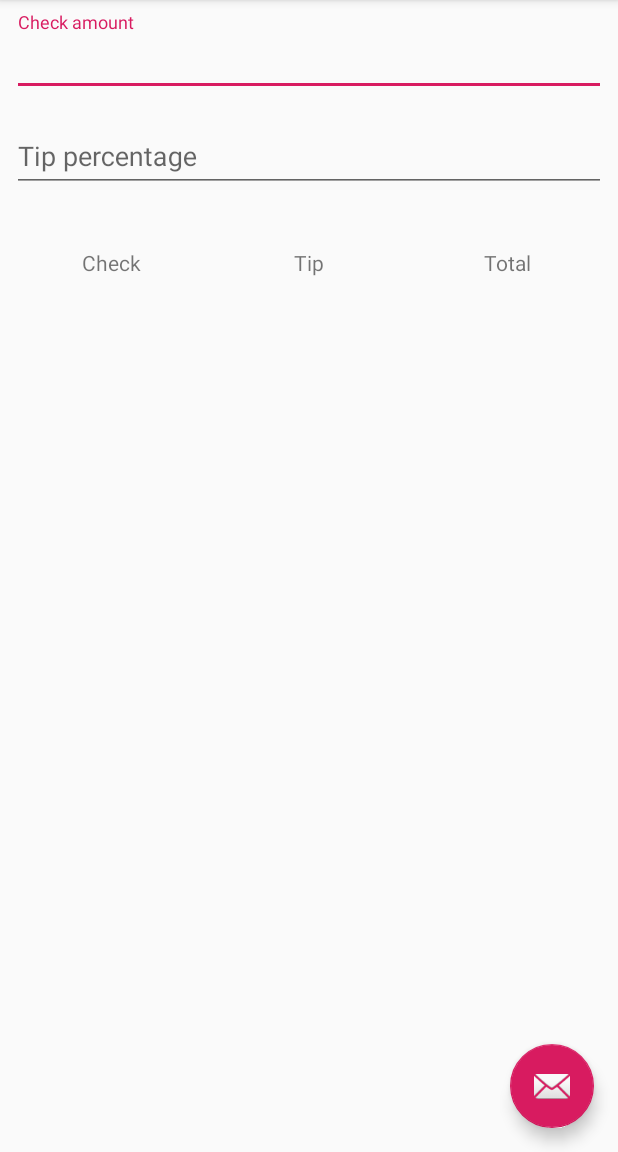
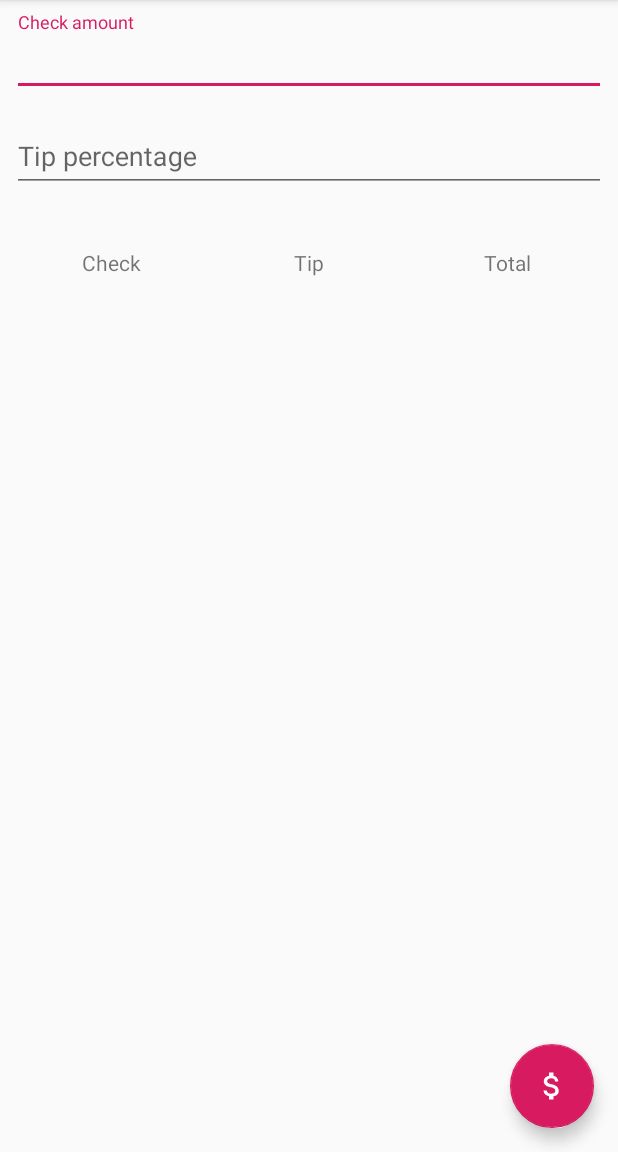
Before and after one commit to festuskiambi/tip-calculator, an Android app: the screen it shows after launch (MainActivity before the commit, TipCalculatorActivity after it), on a phone screen of 412 x 824 dp, the part 84-1236 px from its top. Run offline under Robolectric (Android 15) with nearby library versions, the phone set to English and light mode, and no system bars; our stand-ins replace data binding.

```diff
--- a/app/src/main/AndroidManifest.xml
+++ b/app/src/main/AndroidManifest.xml
@@ -10,7 +10,7 @@
             android:supportsRtl="true"
             android:theme="@style/AppTheme">
         <activity
-                android:name=".MainActivity"
+                android:name=".view.TipCalculatorActivity"
                 android:label="@string/app_name"
                 android:theme="@style/AppTheme.NoActionBar">
             <intent-filter>
--- a/app/src/main/java/com/example/billcalculator/model/RestuarantTipCalculator.kt
+++ b/app/src/main/java/com/example/billcalculator/model/RestuarantTipCalculator.kt
@@ -8,7 +8,7 @@ import java.math.RoundingMode
 
 class RestuarantTipCalculator {
 
-    fun calculateTip(checkAmount: Double, tipPctg: Int): TipCalcalculation {
+    fun calculateTip(checkAmount: Double, tipPctg: Int): TipCalculation {
         val tipAmount = (checkAmount * (tipPctg.toDouble() / 100))
             .toBigDecimal()
             .setScale(2, RoundingMode.HALF_UP)
@@ -16,6 +16,6 @@ class RestuarantTipCalculator {
 
         val grandTotal = checkAmount + tipAmount
 
-        return TipCalcalculation(checkAmount, tipPctg, tipAmount, grandTotal)
+        return TipCalculation(checkAmount, tipPctg, tipAmount, grandTotal)
     }
 }
--- a/app/src/main/java/com/example/billcalculator/model/TipCalcalculation.kt
+++ b/app/src/main/java/com/example/billcalculator/model/TipCalculation.kt
@@ -4,7 +4,7 @@ package com.example.billcalculator.model
  * Created by Festus Kiambi on 2/6/19.
  */
 
-data class TipCalcalculation(
+data class TipCalculation(
     val checkAmount: Double = 0.0,
     val tipPctg: Int = 0,
     val tipAmount: Double = 0.0,
--- a/app/src/main/java/com/example/billcalculator/MainActivity.kt
+++ b/app/src/main/java/com/example/billcalculator/view/TipCalculatorActivity.kt
@@ -1,24 +1,30 @@
-package com.example.billcalculator
+package com.example.billcalculator.view
 
 import android.os.Bundle
 import com.google.android.material.snackbar.Snackbar
 import androidx.appcompat.app.AppCompatActivity;
 import android.view.Menu
 import android.view.MenuItem
+import androidx.databinding.DataBindingUtil
+import com.example.billcalculator.R
+import com.example.billcalculator.databinding.ActivityMainBinding
+import com.example.billcalculator.viewmodel.RestuarantViewModel
 
 import kotlinx.android.synthetic.main.activity_main.*
 
-class MainActivity : AppCompatActivity() {
+class TipCalculatorActivity : AppCompatActivity() {
+
+    lateinit var binding: ActivityMainBinding
 
     override fun onCreate(savedInstanceState: Bundle?) {
         super.onCreate(savedInstanceState)
-        setContentView(R.layout.activity_main)
+
+        binding = DataBindingUtil.setContentView(this,R.layout.activity_main)
+        binding.vm = RestuarantViewModel()
         setSupportActionBar(toolbar)
 
-        fab.setOnClickListener { view ->
-            Snackbar.make(view, "Replace with your own action", Snackbar.LENGTH_LONG)
-                .setAction("Action", null).show()
-        }
+
+
     }
 
     override fun onCreateOptionsMenu(menu: Menu): Boolean {
--- /dev/null
+++ b/app/src/main/java/com/example/billcalculator/viewmodel/RestuarantViewModel.kt
@@ -0,0 +1,26 @@
+package com.example.billcalculator.viewmodel
+
+import android.util.Log
+import com.example.billcalculator.model.RestuarantTipCalculator
+import com.example.billcalculator.model.TipCalculation
+
+/**
+ * Created by Festus Kiambi on 2/6/19.
+ */
+class RestuarantViewModel(val restuarantTipCalculator: RestuarantTipCalculator = RestuarantTipCalculator()) {
+
+    var inputCheckAmount = ""
+    var inputTipPercentage = ""
+    var calculation = TipCalculation()
+
+    fun calculateTip(): TipCalculation{
+        val checkAmount = inputCheckAmount.toDoubleOrNull()
+        val tipPercentage = inputTipPercentage .toIntOrNull()
+
+        if(checkAmount != null && tipPercentage !=null) {
+
+            calculation = restuarantTipCalculator.calculateTip(checkAmount, tipPercentage)
+        }
+        return this.calculation
+    }
+}
--- /dev/null
+++ b/app/src/main/res/drawable/ic_attach_money_white_24dp.xml
@@ -0,0 +1,9 @@
+<vector xmlns:android="http://schemas.android.com/apk/res/android"
+        android:width="24dp"
+        android:height="24dp"
+        android:viewportWidth="24.0"
+        android:viewportHeight="24.0">
+    <path
+        android:fillColor="#FFFFFF"
+        android:pathData="M11.8,10.9c-2.27,-0.59 -3,-1.2 -3,-2.15 0,-1.09 1.01,-1.85 2.7,-1.85 1.78,0 2.44,0.85 2.5,2.1h2.21c-0.07,-1.72 -1.12,-3.3 -3.21,-3.81V3h-3v2.16c-1.94,0.42 -3.5,1.68 -3.5,3.61 0,2.31 1.91,3.46 4.7,4.13 2.5,0.6 3,1.48 3,2.41 0,0.69 -0.49,1.79 -2.7,1.79 -2.06,0 -2.87,-0.92 -2.98,-2.1h-2.2c0.12,2.19 1.76,3.42 3.68,3.83V21h3v-2.15c1.95,-0.37 3.5,-1.5 3.5,-3.55 0,-2.84 -2.43,-3.81 -4.7,-4.4z"/>
+</vector>
--- a/app/src/main/res/layout/activity_main.xml
+++ b/app/src/main/res/layout/activity_main.xml
@@ -1,11 +1,20 @@
 <?xml version="1.0" encoding="utf-8"?>
-<androidx.coordinatorlayout.widget.CoordinatorLayout
+<layout
     xmlns:android="http://schemas.android.com/apk/res/android"
     xmlns:app="http://schemas.android.com/apk/res-auto"
-        xmlns:tools="http://schemas.android.com/tools"
+    xmlns:tools="http://schemas.android.com/tools">
+
+  <data>
+
+    <variable
+        name="vm"
+        type="com.example.billcalculator.viewmodel.RestuarantViewModel"/>
+  </data>
+
+  <androidx.coordinatorlayout.widget.CoordinatorLayout
       android:layout_width="match_parent"
       android:layout_height="match_parent"
-        tools:context=".MainActivity">
+      tools:context=".view.TipCalculatorActivity">
 
     <com.google.android.material.appbar.AppBarLayout
         android:layout_height="wrap_content"
@@ -21,14 +30,19 @@
 
     </com.google.android.material.appbar.AppBarLayout>
 
-    <include layout="@layout/content_main"/>
+    <include
+        layout="@layout/content_main"
+        app:vm = "@{vm}"
+        />
 
     <com.google.android.material.floatingactionbutton.FloatingActionButton
         android:id="@+id/fab"
         android:layout_width="wrap_content"
         android:layout_height="wrap_content"
         android:layout_gravity="bottom|end"
+        android:onClick="@{() -> vm.calculateTip()}"
         android:layout_margin="@dimen/fab_margin"
-            app:srcCompat="@android:drawable/ic_dialog_email"/>
+        app:srcCompat="@drawable/ic_attach_money_white_24dp"/>
 
   </androidx.coordinatorlayout.widget.CoordinatorLayout>
+</layout>
--- a/app/src/main/res/layout/content_main.xml
+++ b/app/src/main/res/layout/content_main.xml
@@ -1,13 +1,22 @@
 <?xml version="1.0" encoding="utf-8"?>
-<androidx.constraintlayout.widget.ConstraintLayout
+<layout
     xmlns:android="http://schemas.android.com/apk/res/android"
     xmlns:tools="http://schemas.android.com/tools"
-        xmlns:app="http://schemas.android.com/apk/res-auto"
+    xmlns:app="http://schemas.android.com/apk/res-auto">
+
+  <data>
+    <variable
+        name="vm"
+        type="com.example.billcalculator.viewmodel.RestuarantViewModel"/>
+
+  </data>
+
+  <androidx.constraintlayout.widget.ConstraintLayout
       android:layout_width="match_parent"
       android:layout_height="match_parent"
       app:layout_behavior="@string/appbar_scrolling_view_behavior"
       tools:showIn="@layout/activity_main"
-        tools:context=".MainActivity">
+      tools:context=".view.TipCalculatorActivity">
 
 
     <com.google.android.material.textfield.TextInputLayout
@@ -128,3 +137,4 @@
 
     </LinearLayout>
   </androidx.constraintlayout.widget.ConstraintLayout>
+</layout>
--- a/app/src/main/res/menu/menu_main.xml
+++ b/app/src/main/res/menu/menu_main.xml
@@ -1,7 +1,7 @@
 <menu xmlns:android="http://schemas.android.com/apk/res/android"
       xmlns:app="http://schemas.android.com/apk/res-auto"
       xmlns:tools="http://schemas.android.com/tools"
-      tools:context="com.example.billcalculator.MainActivity">
+      tools:context="com.example.billcalculator.view.TipCalculatorActivity">
     <item android:id="@+id/action_settings"
           android:title="@string/action_settings"
           android:orderInCategory="100"
--- a/versions.gradle
+++ b/versions.gradle
@@ -68,6 +68,10 @@ kotlin.coroutines_core = "org.jetbrains.kotlinx:kotlinx-coroutines-core:$version
 kotlin.coroutines_android = "org.jetbrains.kotlinx:kotlinx-coroutines-android:$versions.coroutine_version"
 deps.kotlin = kotlin
 
+def data_binding = [:]
+data_binding.dataBinding = "com.android.databinding:compiler:$versions.android_gradle_plugin"
+deps.data_binding = data_binding
+
 
 def build_versions = [:]
 build_versions.min_sdk = 21
```
Also changed, not shown: app/build.gradle (+7 -1 lines), 2 other files. Lines whose indentation alone changed are shown as unchanged.
